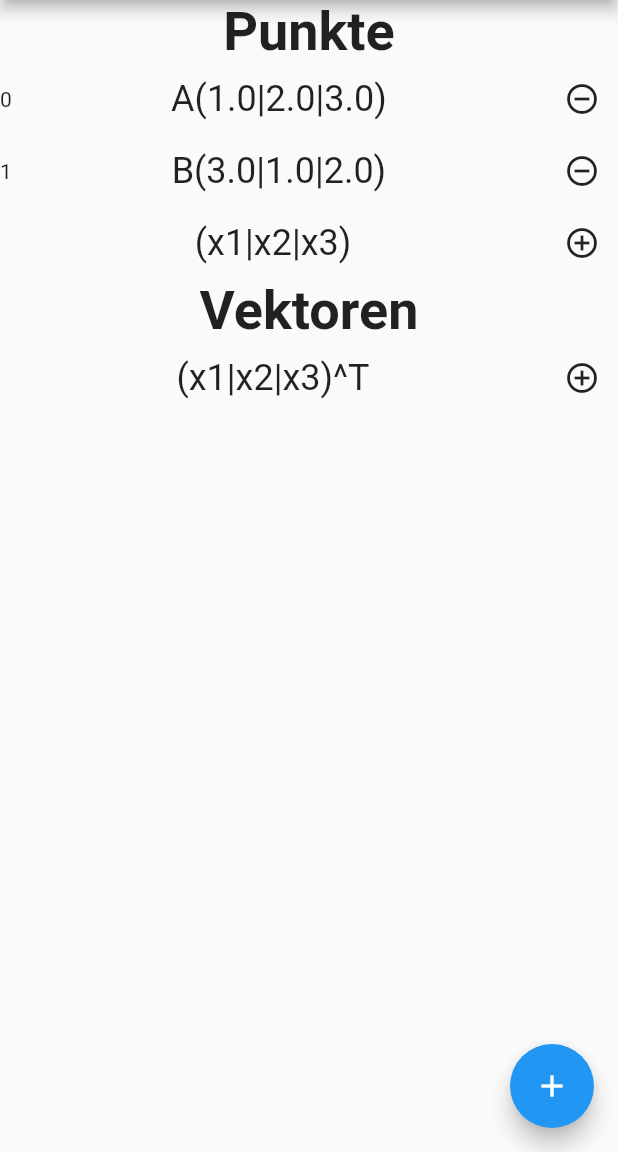
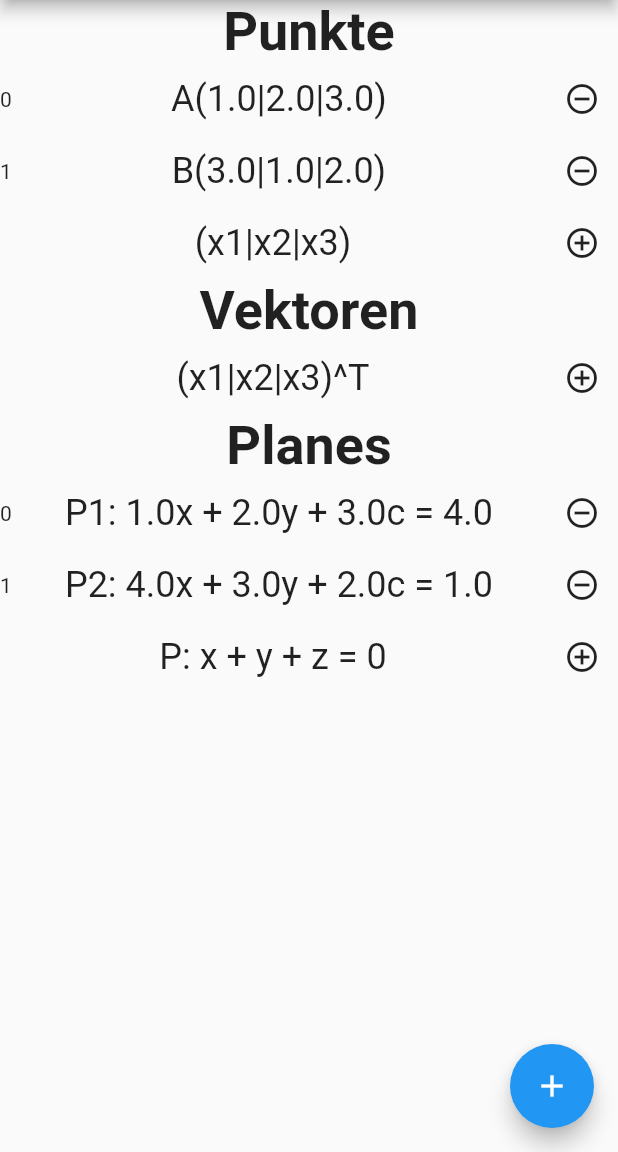
Before and after one commit to ts12345/helferlein, a Flutter app: the screen it shows after launch, on a phone screen of 412 x 824 dp, the part 84-1236 px from its top. Run offline on Flutter 3.47's test engine with Material 2 defaults, Android fonts, the phone set to English and light mode, and no system bars.

Commit message:
Klasse "Plane" mit den zugehoerigen Widgets hinzugefuegt

```diff
--- a/lib/model/Plane.dart
+++ b/lib/model/Plane.dart
@@ -0,0 +1,22 @@
+class Plane {
+  double a;
+  double b;
+  double c;
+  double d;
+
+  String name;
+
+  Plane(this.a, this.b, this.c, this.d, this.name);
+
+  String getString() {
+    return name +
+        ": " +
+        a.toString() +
+        "x + " +
+        b.toString() +
+        "y + " +
+        c.toString() +
+        "c = " +
+        d.toString();
+  }
+}
--- a/lib/model/VectorSpaceModel.dart
+++ b/lib/model/VectorSpaceModel.dart
@@ -1,10 +1,12 @@
 import 'package:scoped_model/scoped_model.dart';
 import 'Point.dart';
 import 'Vector.dart';
+import 'Plane.dart';
 
 class VectorSpaceModel extends Model {
   List<Point> points = [];
   List<Vector> vectors = [];
+  List<Plane> planes = [];
 
   VectorSpaceModel() {
     Point p1 = new Point(1, 2, 3, "A");
@@ -12,7 +14,17 @@ class VectorSpaceModel extends Model {
 
     addPoint(p1);
     addPoint(p2);
+
+    testPlane();
   }
+
+  void testPlane() {
+    Plane p1 = new Plane(1, 2, 3, 4, "P1");
+    Plane p2 = new Plane(4, 3, 2, 1, "P2");
+    addPlane(p1);
+    addPlane(p2);
+  }
+
   void addPoint(Point p) {
     points.add(p);
     print(this.toString() + p.getString());
@@ -22,6 +34,12 @@ class VectorSpaceModel extends Model {
   void addVector(Vector v) {
     vectors.add(v);
     print(this.toString() + v.getString());
+    notifyListeners();
+  }
+
+  void addPlane(Plane p) {
+    planes.add(p);
+    print(this.toString() + p.getString());
     notifyListeners();
   }
 
@@ -35,6 +53,11 @@ class VectorSpaceModel extends Model {
     notifyListeners();
   }
 
+  void deletePlaneAt(int index) {
+    planes.removeAt(index);
+    notifyListeners();
+  }
+
   Point getPointAt(int index) {
     return points.elementAt(index);
   }
@@ -43,7 +66,13 @@ class VectorSpaceModel extends Model {
     return vectors.elementAt(index);
   }
 
+  Plane getPlaneAt(int index) {
+    return planes.elementAt(index);
+  }
+
   List<Point> getPoints() => points;
 
   List<Vector> getVectors() => vectors;
+
+  List<Plane> getPlanes() => planes;
 }
--- a/lib/ui/HomePage.dart
+++ b/lib/ui/HomePage.dart
@@ -1,46 +1,32 @@
 import 'package:flutter/material.dart';
-
 
 import 'package:helferlein/ui/AddPointWidget.dart';
 import 'package:helferlein/ui/PointListWidget.dart';
 import 'package:helferlein/ui/VectorListWidget.dart';
-
+import 'package:helferlein/ui/PlaneListWidget.dart';
 
 class HomePage extends StatelessWidget {
-
-
   @override
   Widget build(BuildContext context) {
     return Scaffold(
       appBar: AppBar(
         title: Text("Helferlein"),
       ),
-
       body: ListView(
-          children: <Widget>[
-            PointListWidget(),
-            VectorListWidget(),
-          ],
-        ),
-
-
+        children: <Widget>[
+          PointListWidget(),
+          VectorListWidget(),
+          PlaneListWidget(),
+        ],
+      ),
       floatingActionButton: FloatingActionButton(
         onPressed: () {
-
-          Navigator.push(
-              context,
-              MaterialPageRoute(builder: (context) => AddPointWidget()
-              )
-          );
-
+          Navigator.push(context,
+              MaterialPageRoute(builder: (context) => AddPointWidget()));
         },
-
         tooltip: 'neues Elemet',
-
         child: Icon(Icons.add),
       ),
     );
   }
-
-
 }
--- /dev/null
+++ b/lib/ui/PlaneEmtpyWidget.dart
@@ -0,0 +1,15 @@
+import 'package:flutter/material.dart';
+
+class PlaneEmptyWidget extends StatelessWidget {
+  @override
+  Widget build(BuildContext context) {
+    return Text(
+      "P: x + y + z = 0",
+      textAlign: TextAlign.center,
+      style: new TextStyle(
+        fontFamily: "Roboto",
+        fontSize: 24.0,
+      ),
+    );
+  }
+}
--- /dev/null
+++ b/lib/ui/PlaneListWidget.dart
@@ -0,0 +1,71 @@
+import 'package:flutter/material.dart';
+import 'package:scoped_model/scoped_model.dart';
+
+import 'package:helferlein/model/Plane.dart';
+import 'package:helferlein/model/VectorSpaceModel.dart';
+
+import 'package:helferlein/ui/PlaneWidget.dart';
+import 'package:helferlein/ui/PlaneEmtpyWidget.dart';
+import 'package:helferlein/ui/AddPlaneWidget.dart';
+
+class PlaneListWidget extends StatelessWidget {
+  @override
+  Widget build(BuildContext context) {
+    return ScopedModelDescendant<VectorSpaceModel>(
+      builder: (context, child, vsm) {
+        List<Plane> planes = vsm.getPlanes();
+
+        List<Widget> planeWidgets = planes.map((plane) {
+          return Container(
+            child: new Row(
+              children: [
+                new Text(planes.indexOf(plane).toString()),
+                new Expanded(child: new PlaneWidget(plane)),
+                new IconButton(
+                  icon: new Icon(Icons.remove_circle_outline),
+                  onPressed: () {
+                    int index = planes.indexOf(plane);
+                    vsm.deletePlaneAt(index);
+                  },
+                ),
+              ],
+            ),
+          );
+        }).toList();
+
+        List<Widget> widgets = new List<Widget>();
+
+        widgets.add(Text("Planes",
+            style: new TextStyle(
+              fontFamily: "Roboto",
+              fontWeight: FontWeight.w600,
+              fontSize: 36.0,
+            )));
+
+        widgets.addAll(planeWidgets);
+
+        widgets.add(
+          new Row(
+            children: [
+              new Text(""),
+              new Expanded(child: new PlaneEmptyWidget()),
+              new IconButton(
+                icon: new Icon(Icons.add_circle_outline),
+                onPressed: () {
+                  Navigator.push(
+                      context,
+                      MaterialPageRoute(
+                          builder: (context) => AddPlaneWidget()));
+                },
+              ),
+            ],
+          ),
+        );
+
+        return Column(children: widgets);
+      },
+      // Build the expensive widget here.
+      child: Text("SomeExpensiveWidget()"),
+    );
+  }
+}
--- /dev/null
+++ b/lib/ui/PlaneWidget.dart
@@ -0,0 +1,21 @@
+import 'package:flutter/material.dart';
+
+import 'package:helferlein/model/Plane.dart';
+
+class PlaneWidget extends StatelessWidget {
+  final Plane plane;
+
+  PlaneWidget(this.plane);
+
+  @override
+  Widget build(BuildContext context) {
+    return Text(
+      plane.getString(),
+      textAlign: TextAlign.center,
+      style: new TextStyle(
+        fontFamily: "Roboto",
+        fontSize: 24.0,
+      ),
+    );
+  }
+}
```
Also changed, not shown: lib/ui/AddPlaneWidget.dart (added, +120 -0 lines).
